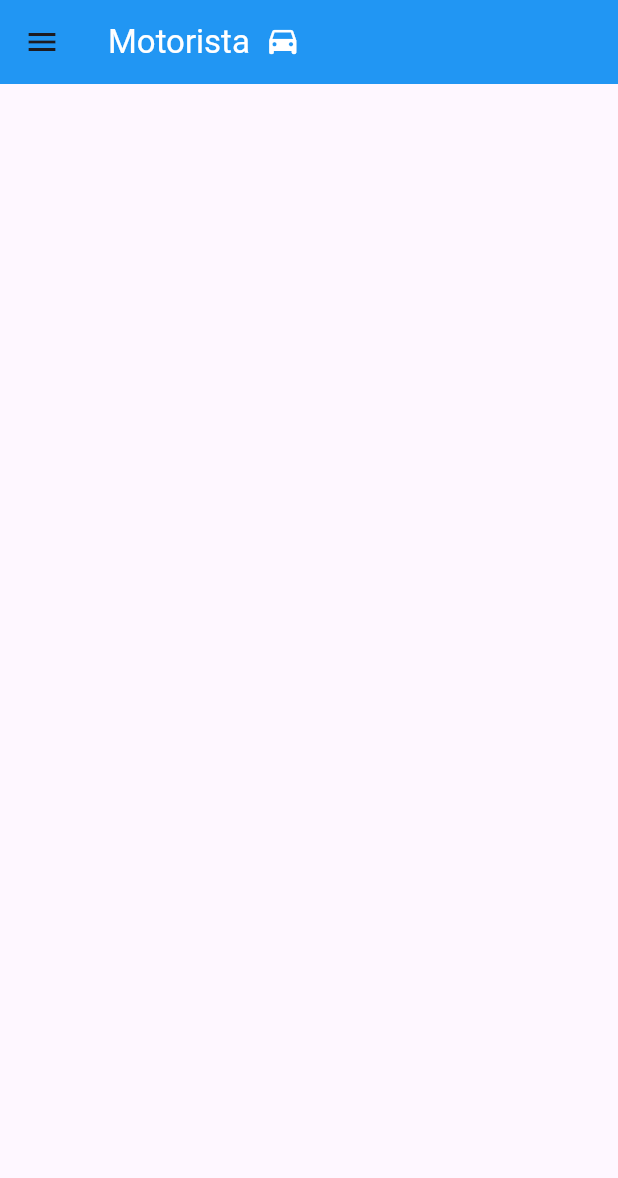
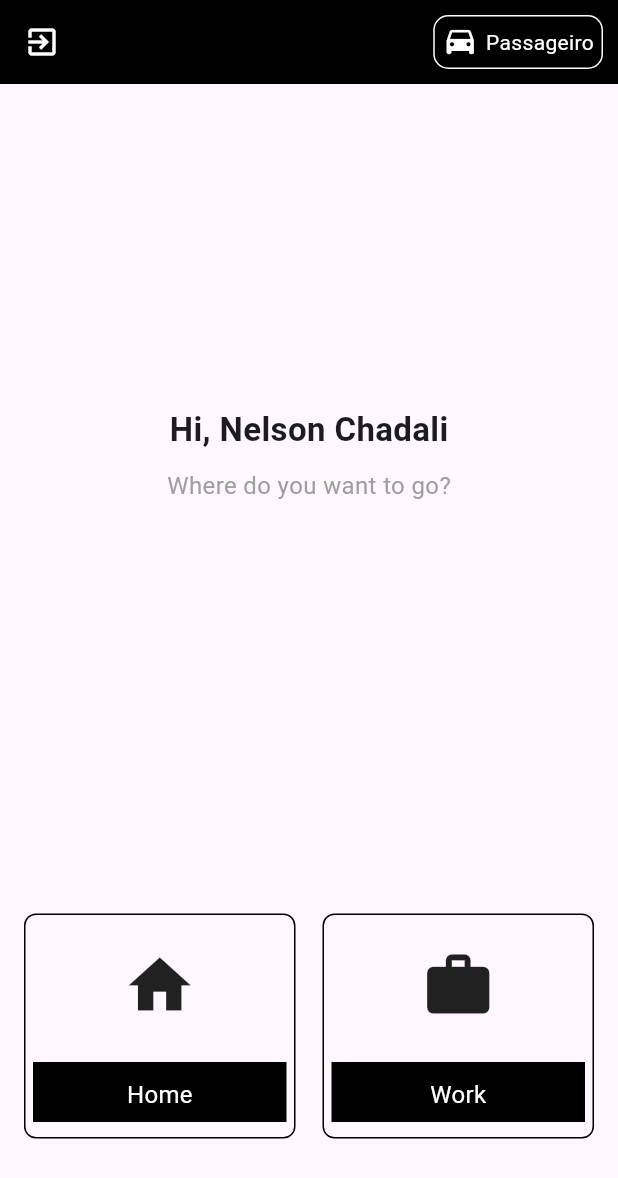
Before and after one commit to NelsonChad/boleia, a Flutter app: the HomeDriver screen opened directly, on a phone screen of 412 x 824 dp. Shown: the top 1178 px of the screen. Run offline on Flutter 3.47's test engine with Material 3 defaults, Android fonts, the phone set to English and light mode, and no system bars; our stand-ins replace dropdown_button2, firebase_core, flutter_rating_bar; accounts and stored records are empty; statements that could not run were skipped.

Commit message:
add driver home view and share trip;

```diff
--- a/lib/ui/views/drivers/home_driver/home_driver.dart
+++ b/lib/ui/views/drivers/home_driver/home_driver.dart
@@ -1,4 +1,9 @@
 import 'package:boleia_app/ui/views/components/driver_drawer.dart';
+import 'package:boleia_app/ui/views/drivers/share_trip/share_trip.dart';
+import 'package:boleia_app/ui/views/halpers/functions.dart';
+import 'package:boleia_app/ui/views/login/login_view.dart';
+import 'package:boleia_app/ui/views/passagers/home/home_page.dart';
+import 'package:boleia_app/ui/views/passagers/home/menu_card.dart';
 import 'package:flutter/material.dart';
 
 class HomeDriver extends StatelessWidget {
@@ -8,19 +13,81 @@ class HomeDriver extends StatelessWidget {
   Widget build(BuildContext context) {
     return Scaffold(
       appBar: AppBar(
-        backgroundColor: Colors.blue,
-        title: const Row(
+        backgroundColor: Colors.black,
+        actions: [
+          GestureDetector(
+            onTap: () {
+              navegateReplaceTo(context, const HomePage());
+            },
+            child: Container(
+              margin: const EdgeInsets.only(right: 10),
+              decoration: BoxDecoration(
+                  border: Border.all(color: Colors.white),
+                  borderRadius: const BorderRadius.all(Radius.circular(10))),
+              child: const Padding(
+                padding: EdgeInsets.all(5.0),
+                child: Row(
+                  children: [
+                    Icon(
+                      Icons.drive_eta,
+                      color: Colors.white,
+                    ),
+                    SizedBox(width: 5),
+                    Text(
+                      "Passageiro",
+                      style: TextStyle(color: Colors.white),
+                    ),
+                  ],
+                ),
+              ),
+            ),
+          )
+        ],
+        leading: GestureDetector(
+          onTap: () {
+            navegateReplaceTo(context, LoginPage());
+          },
+          child: const Icon(Icons.exit_to_app, color: Colors.white),
+        ),
+      ),
+      drawer: const DriverDrawer(),
+      body: Padding(
+        padding: const EdgeInsets.only(left: 16.0, right: 16.0),
+        child: Column(
+          mainAxisAlignment: MainAxisAlignment.center,
+          crossAxisAlignment: CrossAxisAlignment.center,
           children: [
+            const SizedBox(height: 150),
             Text(
-              "Motorista",
-              style: TextStyle(color: Colors.white),
+              "Hi, Nelson Chadali",
+              style: TextStyle(fontSize: 22, fontWeight: FontWeight.bold),
             ),
-            SizedBox(width: 10),
-            Icon(Icons.drive_eta, color: Colors.white),
+            const SizedBox(height: 10),
+            Text(
+              "Where do you want to go?",
+              style: TextStyle(fontSize: 16, color: Colors.grey),
+            ),
+            SizedBox(height: MediaQuery.of(context).size.height - 550),
+            Row(
+              mainAxisAlignment: MainAxisAlignment.spaceBetween,
+              children: [
+                MenuCard(
+                    icon: Icons.home,
+                    title: 'Home',
+                    onTap: () {
+                      navegateTo(context, const ShareTrip(where: "Casa"));
+                    }),
+                MenuCard(
+                    icon: Icons.work,
+                    title: 'Work',
+                    onTap: () {
+                      navegateTo(context, const ShareTrip(where: "Trabalho"));
+                    }),
+              ],
+            )
           ],
         ),
       ),
-      drawer: const DriverDrawer(),
     );
   }
 }
--- a/lib/ui/widgets/dropdown.dart
+++ b/lib/ui/widgets/dropdown.dart
@@ -25,7 +25,7 @@ class _DropdownWidgetState extends State<DropdownWidget> {
       child: DropdownButton2<String>(
         isExpanded: true,
         hint: Text(
-          'Select Item',
+          widget.hintText,
           style: TextStyle(
             fontSize: 14,
             color: Theme.of(context).hintColor,
@@ -58,7 +58,7 @@ class _DropdownWidgetState extends State<DropdownWidget> {
             ),
             color: Colors.grey[300],
           ),
-          elevation: 2,
+          elevation: 0,
         ),
         menuItemStyleData: const MenuItemStyleData(
           height: 40,
```
Also changed, not shown: lib/ui/views/components/finish_action_sheet_widget.dart (+10 -20 lines), lib/ui/views/drivers/share_trip/share_trip.dart (added, +119 -0 lines), lib/ui/views/drivers/share_trip/time_widget.dart (added, +51 -0 lines).
